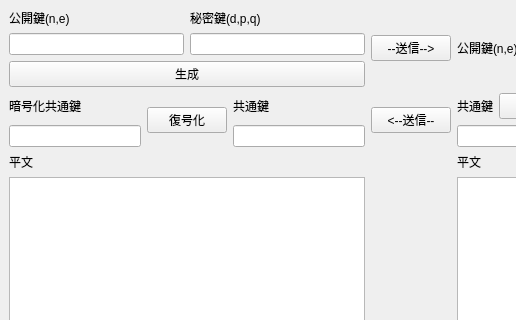
First picture: the form in app/app.ui, repository PepeTaro/DES, before the edit; both pictures show x 0 to 516 and y 0 to 320 of the 822 by 564 pixel window.
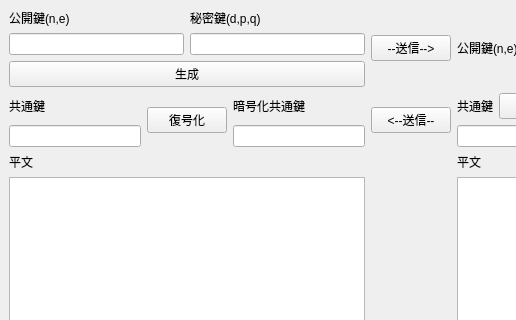
Second picture: the form after the edit.

What changed in the file:
```diff
--- a/app/app.ui
+++ b/app/app.ui
@@ -106,7 +106,7 @@
             <item>
              <widget class="QLabel" name="dec_symkey_left_label">
               <property name="text">
-               <string>暗号化共通鍵</string>
+               <string>共通鍵</string>
               </property>
              </widget>
             </item>
@@ -131,7 +131,7 @@
             <item>
              <widget class="QLabel" name="symkey_left_label">
               <property name="text">
-               <string>共通鍵</string>
+               <string>暗号化共通鍵</string>
               </property>
              </widget>
             </item>
```
